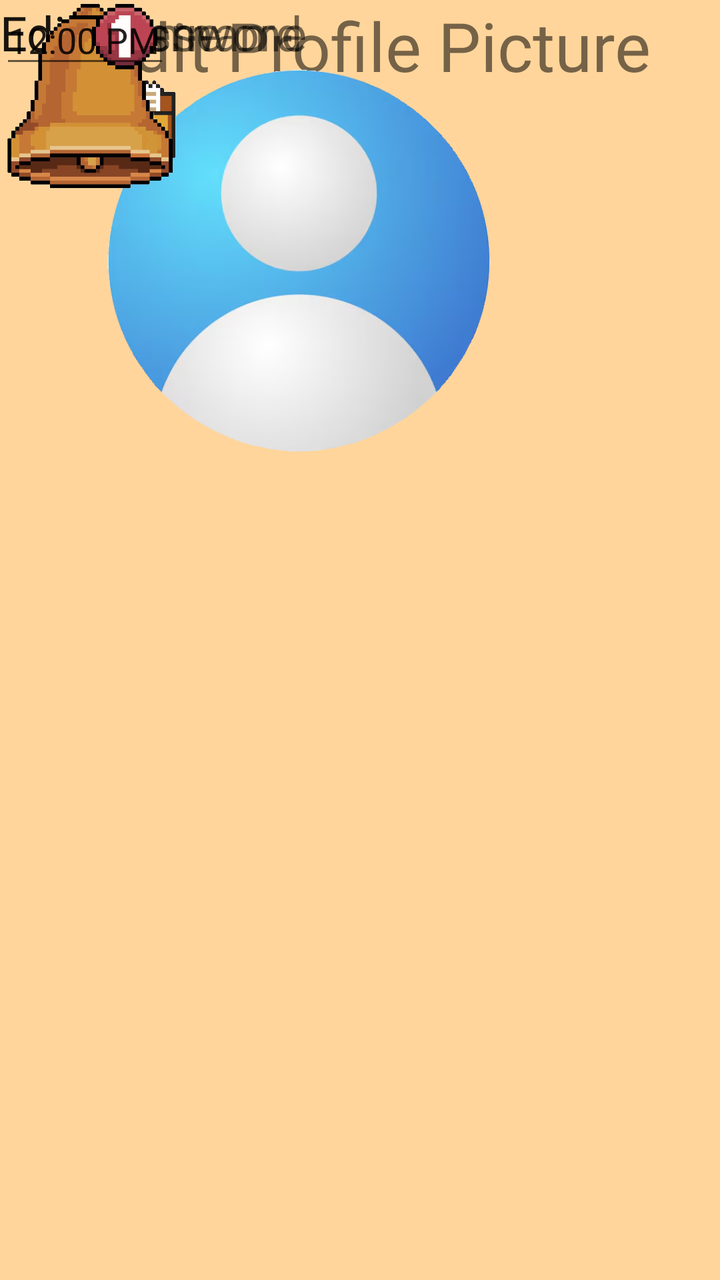
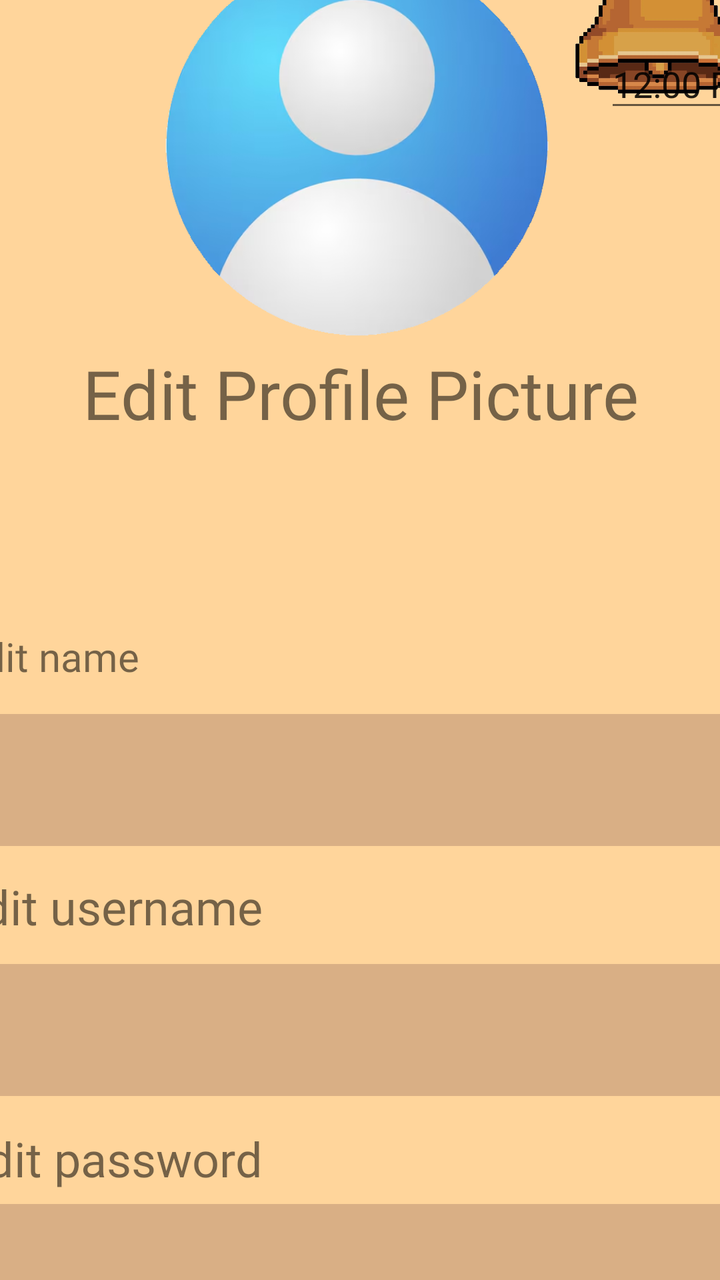

An Android layout rendered at two revisions. The XML below is the earlier revision; the diff shows what the commit changed to produce the second picture.
<!-- AndroidManifest.xml: application theme Theme.Group08 -->
<!-- res/layout/activity_profile_editor2.xml -->
<?xml version="1.0" encoding="utf-8"?>
<androidx.constraintlayout.widget.ConstraintLayout xmlns:android="http://schemas.android.com/apk/res/android"
    xmlns:app="http://schemas.android.com/apk/res-auto"
    xmlns:tools="http://schemas.android.com/tools"
    android:id="@+id/main"
    android:layout_width="match_parent"
    android:layout_height="match_parent"
    android:background="#FFD59B"
    tools:context=".ProfileEditor">

    <TextView
        android:id="@+id/textView2"
        android:layout_width="373dp"
        android:layout_height="92dp"
        android:fontFamily="@font/baloo_da"
        android:text="Edit Name"
        android:textAlignment="viewStart"
        android:textSize="24sp"
        tools:layout_editor_absoluteX="7dp"
        tools:layout_editor_absoluteY="390dp" />

    <TextView
        android:id="@+id/textView2"
        android:layout_width="373dp"
        android:layout_height="92dp"
        android:fontFamily="@font/baloo_da"
        android:text="Edit Profile Picture"
        android:textAlignment="center"
        android:textSize="34sp"
        tools:layout_editor_absoluteX="19dp"
        tools:layout_editor_absoluteY="268dp" />

    <TextView
        android:id="@+id/textView2"
        android:layout_width="373dp"
        android:layout_height="92dp"
        android:fontFamily="@font/baloo_da"
        android:text="Edit username"
        android:textAlignment="viewStart"
        android:textSize="24sp"
        tools:layout_editor_absoluteX="7dp"
        tools:layout_editor_absoluteY="500dp" />

    <TextView
        android:id="@+id/textView2"
        android:layout_width="373dp"
        android:layout_height="92dp"
        android:fontFamily="@font/baloo_da"
        android:text="Edit password"
        android:textAlignment="viewStart"
        android:textSize="24sp"
        tools:layout_editor_absoluteX="7dp"
        tools:layout_editor_absoluteY="613dp" />

    <ImageView
        android:id="@+id/imageView2"
        android:layout_width="299dp"
        android:layout_height="261dp"
        app:srcCompat="@drawable/a238b03024c26e09ac72689814a32f59c426f23b"
        tools:layout_editor_absoluteX="56dp"
        tools:layout_editor_absoluteY="7dp" />

    <ImageView
        android:id="@+id/imageView3"
        android:layout_width="133dp"
        android:layout_height="121dp"
        app:srcCompat="@drawable/_34f2c6813964311c74a6be5ffb833b4ea71068eb"
        tools:layout_editor_absoluteX="-17dp"
        tools:layout_editor_absoluteY="-14dp" />

    <ImageView
        android:id="@+id/imageView4"
        android:layout_width="90dp"
        android:layout_height="96dp"
        app:srcCompat="@drawable/b7ef65c128c17b5cb6d60fd0a09a6983ca396881"
        tools:layout_editor_absoluteX="317dp"
        tools:layout_editor_absoluteY="-1dp" />

    <EditText
        android:id="@+id/editTextTime"
        android:layout_width="85dp"
        android:layout_height="39dp"
        android:ems="10"
        android:inputType="time"
        android:text="12:00 PM"
        tools:layout_editor_absoluteX="322dp"
        tools:layout_editor_absoluteY="108dp" />

</androidx.constraintlayout.widget.ConstraintLayout>
<!-- resources referenced by this layout -->
<resources>
  <!-- drawable _34f2c6813964311c74a6be5ffb833b4ea71068eb: png bitmap (drawable, 26427 bytes) -->
  <!-- drawable a238b03024c26e09ac72689814a32f59c426f23b: png bitmap (drawable, 128439 bytes) -->
  <!-- drawable b7ef65c128c17b5cb6d60fd0a09a6983ca396881: png bitmap (drawable, 222459 bytes) -->
  <style name="Theme.Group08" parent="Theme.MaterialComponents.DayNight.DarkActionBar">
          
          <item name="colorPrimary">@color/purple_500</item>
          <item name="colorPrimaryVariant">@color/purple_700</item>
          <item name="colorOnPrimary">@color/white</item>
          
          <item name="colorSecondary">@color/teal_200</item>
          <item name="colorSecondaryVariant">@color/teal_700</item>
          <item name="colorOnSecondary">@color/black</item>
          
          <item name="android:statusBarColor">?attr/colorPrimaryVariant</item>
          
      </style>
  <color name="purple_500">#FF6200EE</color>
  <color name="purple_700">#FF3700B3</color>
  <color name="white">#FFFFFFFF</color>
  <color name="teal_200">#FF03DAC5</color>
  <color name="teal_700">#FF018786</color>
  <color name="black">#FF000000</color>
</resources>

<!-- the commit's change to res/layout/activity_profile_editor2.xml (unified diff, before → after) -->
@@ -8,82 +8,160 @@
     android:background="#FFD59B"
     tools:context=".ProfileEditor">
 
+    <EditText
+        android:id="@+id/editTextText"
+        android:layout_width="395dp"
+        android:layout_height="66dp"
+        android:layout_marginTop="630dp"
+        android:background="#CCAA86"
+        android:backgroundTint="#D9AF85"
+        android:ems="10"
+        android:inputType="text"
+        app:layout_constraintBottom_toBottomOf="parent"
+        app:layout_constraintEnd_toEndOf="parent"
+        app:layout_constraintStart_toStartOf="parent"
+        app:layout_constraintTop_toTopOf="parent" />
+
+    <EditText
+        android:id="@+id/editTextText"
+        android:layout_width="395dp"
+        android:layout_height="66dp"
+        android:layout_marginTop="390dp"
+        android:background="#CCAA86"
+        android:backgroundTint="#D9AF85"
+        android:ems="10"
+        android:inputType="text"
+        app:layout_constraintBottom_toBottomOf="parent"
+        app:layout_constraintEnd_toEndOf="parent"
+        app:layout_constraintStart_toStartOf="parent"
+        app:layout_constraintTop_toTopOf="parent" />
+
     <TextView
         android:id="@+id/textView2"
-        android:layout_width="373dp"
-        android:layout_height="92dp"
+        android:layout_width="100dp"
+        android:layout_height="31dp"
+        android:layout_marginTop="20dp"
+        android:layout_marginEnd="300dp"
         android:fontFamily="@font/baloo_da"
-        android:text="Edit Name"
+        android:text="Edit name"
         android:textAlignment="viewStart"
-        android:textSize="24sp"
-        tools:layout_editor_absoluteX="7dp"
-        tools:layout_editor_absoluteY="390dp" />
+        android:textSize="20sp"
+        app:layout_constraintBottom_toBottomOf="parent"
+        app:layout_constraintEnd_toEndOf="parent"
+        app:layout_constraintStart_toStartOf="parent"
+        app:layout_constraintTop_toTopOf="parent" />
 
     <TextView
         android:id="@+id/textView2"
         android:layout_width="373dp"
         android:layout_height="92dp"
+        android:layout_marginBottom="200dp"
         android:fontFamily="@font/baloo_da"
         android:text="Edit Profile Picture"
         android:textAlignment="center"
         android:textSize="34sp"
-        tools:layout_editor_absoluteX="19dp"
-        tools:layout_editor_absoluteY="268dp" />
+        app:layout_constraintBottom_toBottomOf="parent"
+        app:layout_constraintEnd_toEndOf="parent"
+        app:layout_constraintStart_toStartOf="parent"
+        app:layout_constraintTop_toTopOf="parent" />
 
     <TextView
         android:id="@+id/textView2"
-        android:layout_width="373dp"
-        android:layout_height="92dp"
+        android:layout_width="165dp"
+        android:layout_height="36dp"
+        android:layout_marginTop="270dp"
+        android:layout_marginEnd="240dp"
         android:fontFamily="@font/baloo_da"
         android:text="Edit username"
         android:textAlignment="viewStart"
         android:textSize="24sp"
-        tools:layout_editor_absoluteX="7dp"
-        tools:layout_editor_absoluteY="500dp" />
+        app:layout_constraintBottom_toBottomOf="parent"
+        app:layout_constraintEnd_toEndOf="parent"
+        app:layout_constraintStart_toStartOf="parent"
+        app:layout_constraintTop_toTopOf="parent" />
 
     <TextView
         android:id="@+id/textView2"
-        android:layout_width="373dp"
-        android:layout_height="92dp"
+        android:layout_width="164dp"
+        android:layout_height="34dp"
+        android:layout_marginTop="520dp"
+        android:layout_marginEnd="237dp"
         android:fontFamily="@font/baloo_da"
         android:text="Edit password"
         android:textAlignment="viewStart"
         android:textSize="24sp"
-        tools:layout_editor_absoluteX="7dp"
-        tools:layout_editor_absoluteY="613dp" />
+        app:layout_constraintBottom_toBottomOf="parent"
+        app:layout_constraintEnd_toEndOf="parent"
+        app:layout_constraintStart_toStartOf="parent"
+        app:layout_constraintTop_toTopOf="parent" />
 
     <ImageView
         android:id="@+id/imageView2"
         android:layout_width="299dp"
         android:layout_height="261dp"
-        app:srcCompat="@drawable/a238b03024c26e09ac72689814a32f59c426f23b"
-        tools:layout_editor_absoluteX="56dp"
-        tools:layout_editor_absoluteY="7dp" />
+        android:layout_marginStart="17dp"
+        android:layout_marginTop="24dp"
+        android:layout_marginEnd="20dp"
+        android:layout_marginBottom="520dp"
+        app:layout_constraintBottom_toBottomOf="parent"
+        app:layout_constraintEnd_toEndOf="parent"
+        app:layout_constraintStart_toStartOf="parent"
+        app:layout_constraintTop_toTopOf="parent"
+        app:srcCompat="@drawable/a238b03024c26e09ac72689814a32f59c426f23b" />
 
     <ImageView
         android:id="@+id/imageView3"
         android:layout_width="133dp"
         android:layout_height="121dp"
-        app:srcCompat="@drawable/_34f2c6813964311c74a6be5ffb833b4ea71068eb"
-        tools:layout_editor_absoluteX="-17dp"
-        tools:layout_editor_absoluteY="-14dp" />
+        android:layout_marginEnd="350dp"
+        android:layout_marginBottom="650dp"
+        app:layout_constraintBottom_toBottomOf="parent"
+        app:layout_constraintEnd_toEndOf="parent"
+        app:layout_constraintStart_toStartOf="parent"
+        app:layout_constraintTop_toTopOf="parent"
+        app:srcCompat="@drawable/_34f2c6813964311c74a6be5ffb833b4ea71068eb" />
 
     <ImageView
         android:id="@+id/imageView4"
         android:layout_width="90dp"
         android:layout_height="96dp"
-        app:srcCompat="@drawable/b7ef65c128c17b5cb6d60fd0a09a6983ca396881"
-        tools:layout_editor_absoluteX="317dp"
-        tools:layout_editor_absoluteY="-1dp" />
+        android:layout_marginStart="360dp"
+        android:layout_marginBottom="640dp"
+        app:layout_constraintBottom_toBottomOf="parent"
+        app:layout_constraintEnd_toEndOf="parent"
+        app:layout_constraintHorizontal_bias="0.522"
+        app:layout_constraintStart_toStartOf="@+id/imageView3"
+        app:layout_constraintTop_toTopOf="parent"
+        app:layout_constraintVertical_bias="0.499"
+        app:srcCompat="@drawable/b7ef65c128c17b5cb6d60fd0a09a6983ca396881" />
 
     <EditText
         android:id="@+id/editTextTime"
         android:layout_width="85dp"
         android:layout_height="39dp"
+        android:layout_marginStart="310dp"
+        android:layout_marginEnd="-20dp"
+        android:layout_marginBottom="499dp"
         android:ems="10"
         android:inputType="time"
         android:text="12:00 PM"
-        tools:layout_editor_absoluteX="322dp"
-        tools:layout_editor_absoluteY="108dp" />
+        app:layout_constraintBottom_toBottomOf="parent"
+        app:layout_constraintEnd_toEndOf="parent"
+        app:layout_constraintStart_toStartOf="parent"
+        app:layout_constraintTop_toTopOf="@+id/imageView2" />
+
+    <EditText
+        android:id="@+id/editTextText"
+        android:layout_width="395dp"
+        android:layout_height="66dp"
+        android:layout_marginTop="140dp"
+        android:background="#CCAA86"
+        android:backgroundTint="#D9AF85"
+        android:ems="10"
+        android:inputType="text"
+        app:layout_constraintBottom_toBottomOf="parent"
+        app:layout_constraintEnd_toEndOf="parent"
+        app:layout_constraintStart_toStartOf="parent"
+        app:layout_constraintTop_toTopOf="parent" />
 
 </androidx.constraintlayout.widget.ConstraintLayout>
